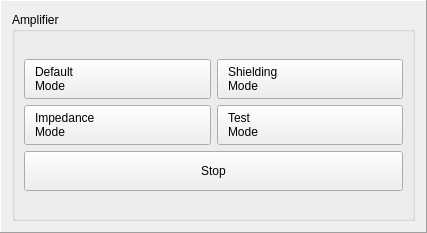
mcsltd/PyCorderPlus, file res/frmActiChampOnline.ui: the form before one commit.
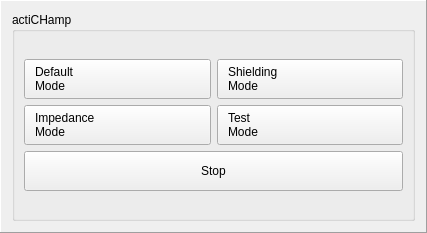
The form after the commit. Icons and pictures are not drawn.

What changed in the file:
```diff
--- a/res/frmActiChampOnline.ui
+++ b/res/frmActiChampOnline.ui
@@ -23,7 +23,7 @@
    <item row="0" column="0">
     <widget class="QGroupBox" name="groupBoxMode">
      <property name="title">
-      <string>Amplifier</string>
+      <string>actiCHamp</string>
      </property>
      <property name="flat">
       <bool>false</bool>
```
